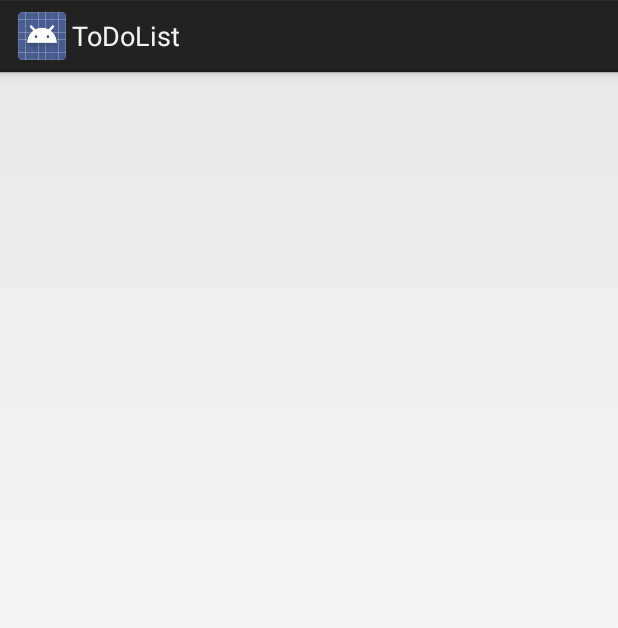
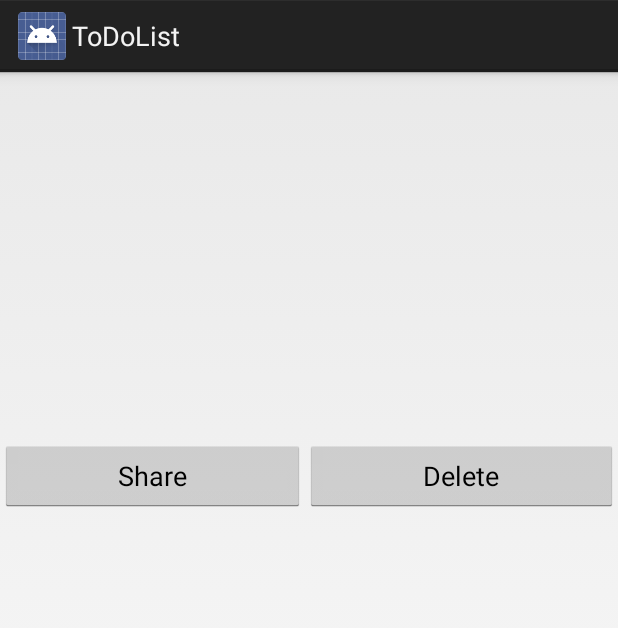
Before and after one commit to xRand/ToDoList, an Android app: the layout details.xml on its own in the app's theme, with its tools: preview values and no code run, on a phone screen of 412 x 824 dp. Shown: the top 628 px of the screen. Run offline under Robolectric (Android 15) with nearby library versions, the phone set to English and light mode, and no system bars.

Commit message:
2nd activity + delete

```diff
--- a/app/src/main/AndroidManifest.xml
+++ b/app/src/main/AndroidManifest.xml
@@ -16,6 +16,7 @@
                 <category android:name="android.intent.category.LAUNCHER" />
             </intent-filter>
         </activity>
+        <activity android:name=".DetailsActivity"/>
     </application>
 
 </manifest>
--- a/app/src/main/java/com/example/ilja/myapplication/MyAdapter.java
+++ b/app/src/main/java/com/example/ilja/myapplication/MyAdapter.java
@@ -10,8 +10,6 @@ import android.widget.Button;
 import android.widget.CheckBox;
 import android.widget.CompoundButton;
 import android.widget.TextView;
-
-
 import java.util.ArrayList;
 import java.util.Date;
 
--- a/app/src/main/res/layout/details.xml
+++ b/app/src/main/res/layout/details.xml
@@ -2,6 +2,38 @@
 
 <LinearLayout xmlns:android="http://schemas.android.com/apk/res/android"
     android:orientation="vertical" android:layout_width="match_parent"
-    android:layout_height="match_parent">
+    android:layout_height="match_parent"
+    android:weightSum="1">
+
+    <TextView
+        android:layout_width="match_parent"
+        android:layout_height="wrap_content"
+        android:textAppearance="?android:attr/textAppearanceLarge"
+        android:id="@+id/details"
+        android:layout_gravity="center_horizontal"
+        android:layout_weight="0.31" />
+
+    <LinearLayout
+        android:orientation="horizontal"
+        android:layout_width="match_parent"
+        android:layout_height="wrap_content"
+        android:layout_gravity="center_horizontal"
+        android:layout_weight="0.31">
+
+        <Button
+            android:layout_width="wrap_content"
+            android:layout_height="wrap_content"
+            android:text="Share"
+            android:id="@+id/btnShare"
+            android:layout_weight="0.31" />
+
+        <Button
+            android:layout_width="wrap_content"
+            android:layout_height="wrap_content"
+            android:text="Delete"
+            android:id="@+id/btnDel"
+            android:layout_gravity="right"
+            android:layout_weight="0.31" />
+    </LinearLayout>
 
 </LinearLayout>
```
Also changed, not shown: app/src/main/java/com/example/ilja/myapplication/DetailsActivity.java (+25 -3 lines), app/src/main/java/com/example/ilja/myapplication/MyActivity.java (+23 -6 lines).
